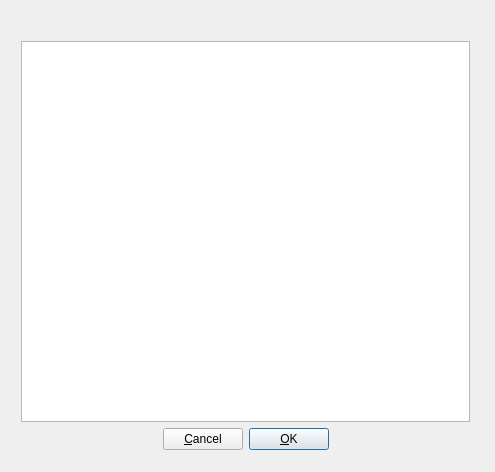
wvengen/hydrogen, file src/gui/src/UI/MidiInputMapper_UI.ui: the form before one commit.
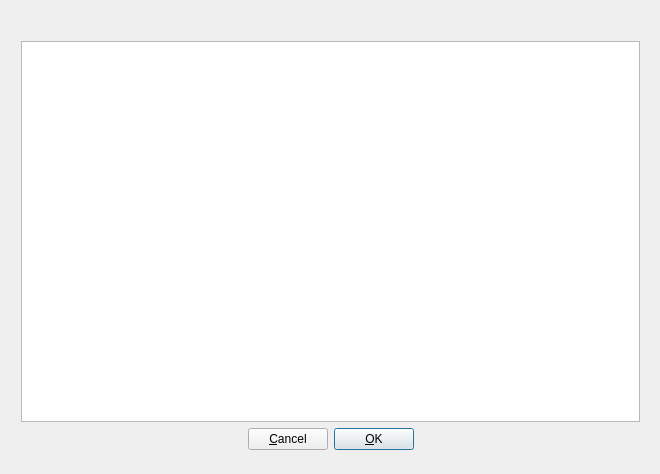
The form after the commit. Custom widgets are drawn as their Qt base class.

Commit message: use midiTable for 2 purposes: midi event mapping and midi actions

Diff of the .ui file:
```diff
--- a/src/gui/src/UI/MidiInputMapper_UI.ui
+++ b/src/gui/src/UI/MidiInputMapper_UI.ui
@@ -6,8 +6,8 @@
    <rect>
     <x>0</x>
     <y>0</y>
-    <width>495</width>
-    <height>472</height>
+    <width>660</width>
+    <height>474</height>
    </rect>
   </property>
   <property name="windowTitle">
@@ -18,7 +18,7 @@
     <rect>
      <x>10</x>
      <y>10</y>
-     <width>471</width>
+     <width>641</width>
      <height>451</height>
     </rect>
    </property>
```
The commit also changes 5 other files.
